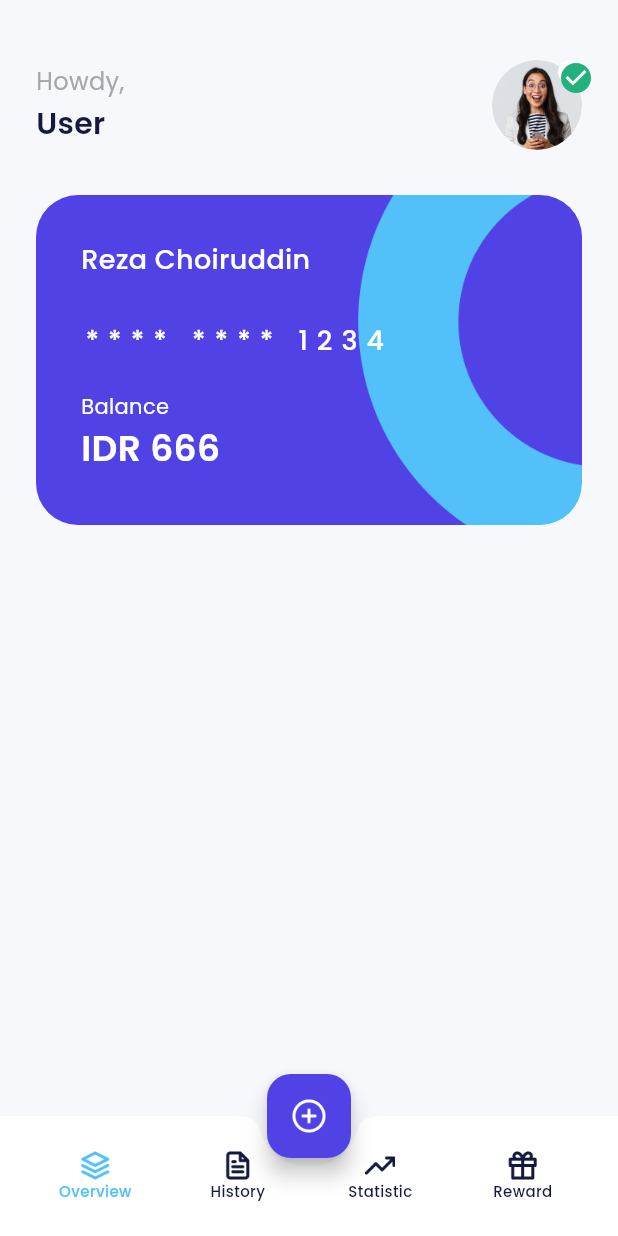
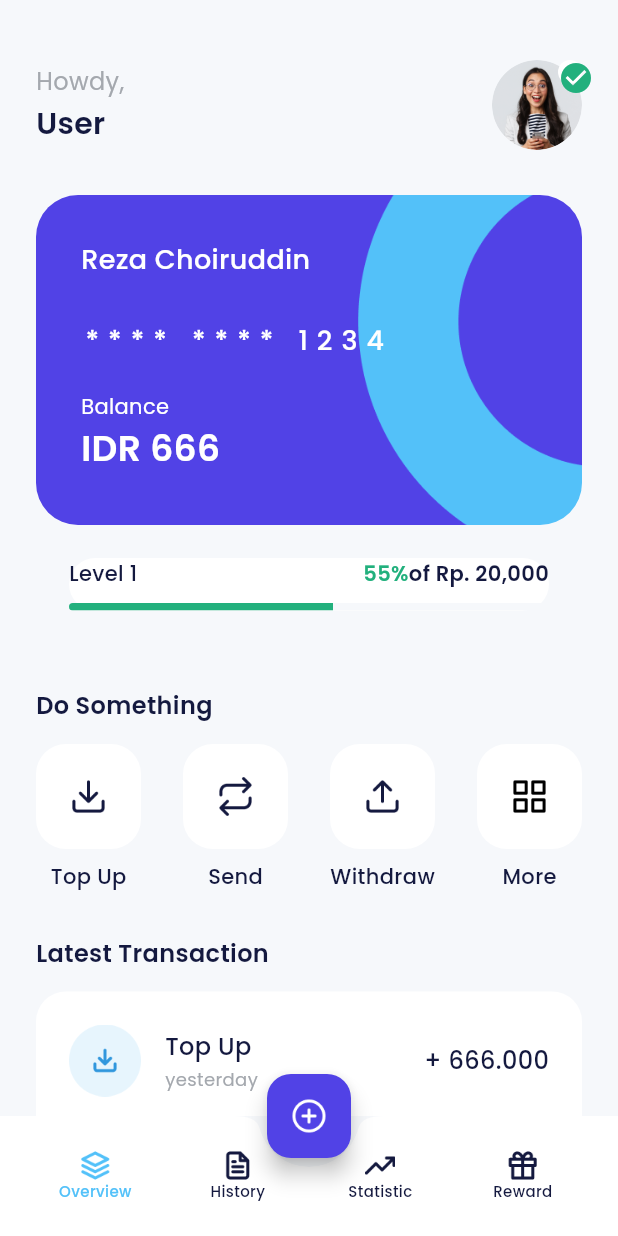
Before and after one commit to afrizzal/payments, a Flutter app: the HomePage screen opened by its route, on a phone screen of 412 x 824 dp. Run offline on Flutter 3.47's test engine with Material 3 defaults, Android fonts, the phone set to English and light mode, and no system bars; our stand-ins replace carousel_slider, google_fonts.

Commit message:
add latest_trasaction widget

```diff
--- a/lib/ui/pages/home_page.dart
+++ b/lib/ui/pages/home_page.dart
@@ -1,5 +1,7 @@
 import "package:flutter/material.dart";
 import "package:flutter_payments/shared/theme.dart";
+import "package:flutter_payments/ui/widgets/home_latest_transaction_item.dart";
+import "package:flutter_payments/ui/widgets/home_service_item.dart";
 
 class HomePage extends StatelessWidget {
   const HomePage({super.key});
@@ -79,6 +81,9 @@
         children: [
           buildProfile(),
           buildWalletCard(),
+          buildLevel(),
+          buildServices(),
+          buildLatestTransaction(),
           // const SizedBox(
           //   height: 40,
           // ),
@@ -204,4 +209,157 @@
       ),
     );
   }
+  Widget buildLevel () {
+      return Container(
+        margin: const EdgeInsets.all(22),
+        decoration: BoxDecoration(
+          borderRadius: BorderRadius.circular(20),
+          color: whiteColor,
+        ),
+        child: Column(
+          children: [
+            Row(
+              children: [
+                Text(
+                  'Level 1',
+                  style: blackTextStyle.copyWith(
+                    fontWeight: medium,
+                  ),
+                ),
+                const Spacer(),
+                Text(
+                  '55%',
+                  style: greenTextStyle.copyWith(
+                    fontWeight: semiBold,
+                  ),
+                ),
+                Text(
+                  'of Rp. 20,000',
+                  style: blackTextStyle.copyWith(
+                    fontWeight: semiBold,
+                  ),
+                ),
+              ],
+            ),
+            const SizedBox(
+              height: 10,
+            ),
+            ClipRRect(
+              borderRadius: BorderRadius.circular(55),
+              child: LinearProgressIndicator(
+                value: 0.55,
+                valueColor: AlwaysStoppedAnimation(greenColor),
+                minHeight: 5,
+                backgroundColor: lightBackgroundColor,
+              ),
+            ),
+          ],
+        ),
+      );
+    }
+  Widget buildServices(){
+      return Container(
+        margin: const EdgeInsets.only(
+          top: 30,
+        ),
+        child: Column(
+          crossAxisAlignment: CrossAxisAlignment.start,
+          children: [
+            Text(
+              'Do Something',
+              style: blackTextStyle.copyWith(
+                fontSize: 16,
+                fontWeight: semiBold,
+              ),
+            ),
+            const SizedBox(
+              height: 14,
+            ),
+            Row(
+              mainAxisAlignment: MainAxisAlignment.spaceBetween,
+              children: [
+                HomeServiceItem(
+                  iconUrl: 'assets/ic_topup.png',
+                  title: 'Top Up',
+                  onTap: (){},
+                  ),
+                  HomeServiceItem(
+                  iconUrl: 'assets/ic_send.png',
+                  title: 'Send',
+                  onTap: (){},
+                  ),
+                  HomeServiceItem(
+                  iconUrl: 'assets/ic_wd.png',
+                  title: 'Withdraw',
+                  onTap: (){},
+                  ),
+                  HomeServiceItem(
+                  iconUrl: 'assets/ic_more.png',
+                  title: 'More',
+                  onTap: (){},
+                  ),
+              ],
+            )
+          ],
+        ),
+      );
+    }
+    Widget buildLatestTransaction() {
+      return Container(
+        margin: const EdgeInsets.only(
+          top: 30,
+        ),
+        child: Column(
+          crossAxisAlignment: CrossAxisAlignment.start,
+          children: [
+            Text(
+              'Latest Transaction',
+              style: blackTextStyle.copyWith(
+                fontSize: 16,
+                fontWeight: semiBold,
+              ),
+            ),
+            Container(
+              padding: const EdgeInsets.all(22),
+              margin: const EdgeInsets.only(
+                top: 14,
+              ),
+              decoration: BoxDecoration(
+                borderRadius: BorderRadius.circular(20),
+                color: whiteColor,
+              ),
+              child: Column(
+                children: [
+                  HomeLatestTransactionItem(iconUrl: 'assets/ic_transaction_cat1.png',
+                   title: 'Top Up',
+                   time: 'yesterday',
+                   value: '+ 666.000',
+                   ),
+                  HomeLatestTransactionItem(iconUrl: 'assets/ic_transaction_cat2.png',
+                   title: 'Cashback',
+                   time: 'Aug 17',
+                   value: '+ 1.500',
+                   ),
+                  HomeLatestTransactionItem(iconUrl: 'assets/ic_transaction_cat3.png',
+                   title: 'Withdraw',
+                   time: 'May 21',
+                   value: '- 600.000',
+                   ),
+                  HomeLatestTransactionItem(iconUrl: 'assets/ic_transaction_cat4.png',
+                   title: 'Transfer',
+                   time: 'Apr 1',
+                   value: '+ 6.000',
+                   ),
+                  HomeLatestTransactionItem(iconUrl: 'assets/ic_transaction_cat5.png',
+                   title: 'Voucher',
+                   time: 'Feb 14',
+                   value: '+ 50.000',
+                   ),
+                ],
+              ),
+            )
+          ],
+        ),
+      );
+    }
 }
--- /dev/null
+++ b/lib/ui/widgets/home_latest_transaction_item.dart
@@ -0,0 +1,65 @@
+import 'package:flutter/material.dart';
+import 'package:flutter_payments/shared/theme.dart';
+
+class HomeLatestTransactionItem extends StatelessWidget {
+
+  final String iconUrl;
+  final String title;
+  final String time;
+  final String value;
+
+  const HomeLatestTransactionItem({super.key, required this.iconUrl,
+   required this.title,
+   required this.time,
+   required this.value,}
+   );
+
+  @override
+  Widget build(BuildContext context) {
+    return Container(
+      margin: const EdgeInsets.only(
+        bottom: 18,
+      ),
+      child: Row(
+        children: [
+          Image.asset(iconUrl,
+          width: 48,
+          ),
+          const SizedBox(
+            width: 16,
+          ),
+          Expanded(
+            child: Column(
+              crossAxisAlignment: CrossAxisAlignment.start,
+              children: [
+                Text(
+                  title,
+                  style: blackTextStyle.copyWith(
+                    fontSize: 16,
+                    fontWeight: medium,
+                  ),
+                ),
+                const SizedBox(
+                  height: 2,
+                ),
+                Text(
+                  time,
+                  style: greyTextStyle.copyWith(
+                    fontSize: 12,
+                  ),
+                ),
+              ],
+            ),
+          ),
+          Text(
+            value,
+            style: blackTextStyle.copyWith(
+              fontSize: 16,
+              fontWeight: medium,
+            ),
+          ),
+        ],
+      ),
+    );
+  }
+}
--- /dev/null
+++ b/lib/ui/widgets/home_service_item.dart
@@ -0,0 +1,38 @@
+import 'package:flutter/material.dart';
+import 'package:flutter_payments/shared/theme.dart';
+
+class HomeServiceItem extends StatelessWidget {
+  final String iconUrl;
+  final String title;
+  final VoidCallback? onTap;
+
+  const HomeServiceItem({
+    super.key, required this.iconUrl, required this.title, this.onTap});
+
+  @override
+  Widget build(BuildContext context) {
+    return Column(
+      children: [
+        Container(
+          width: 70,
+          height: 70,
+          margin: const EdgeInsets.only(bottom: 8,),
+          decoration: BoxDecoration(
+            borderRadius: BorderRadius.circular(20),
+            color: whiteColor,
+          ),
+          child: Center(child: Image.asset(
+            iconUrl,
+            width: 26,)
+            ),
+        ),
+        Text(
+          title,
+          style: blackTextStyle.copyWith(
+            fontWeight: medium,
+          ),
+        ),
+      ],
+    );
+  }
+}
```
Also changed, not shown: assets/ic_more.png, assets/ic_send.png, assets/ic_topup.png, assets/ic_wd.png.
